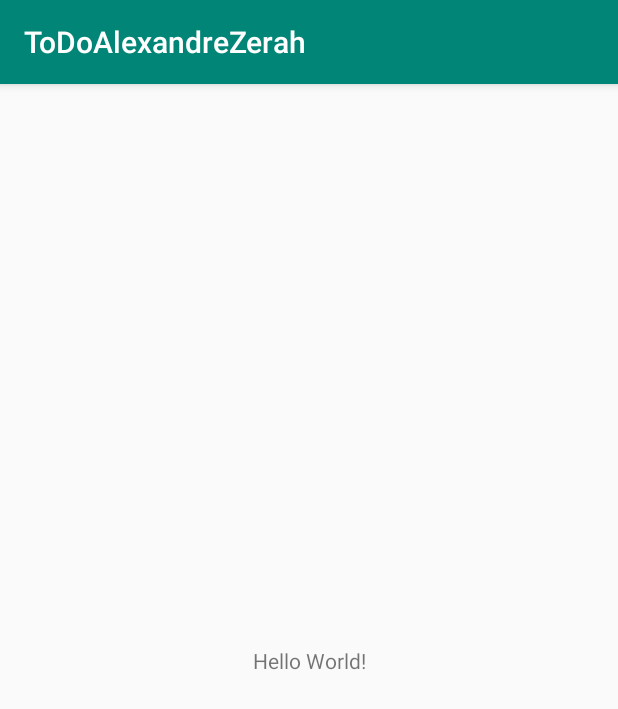
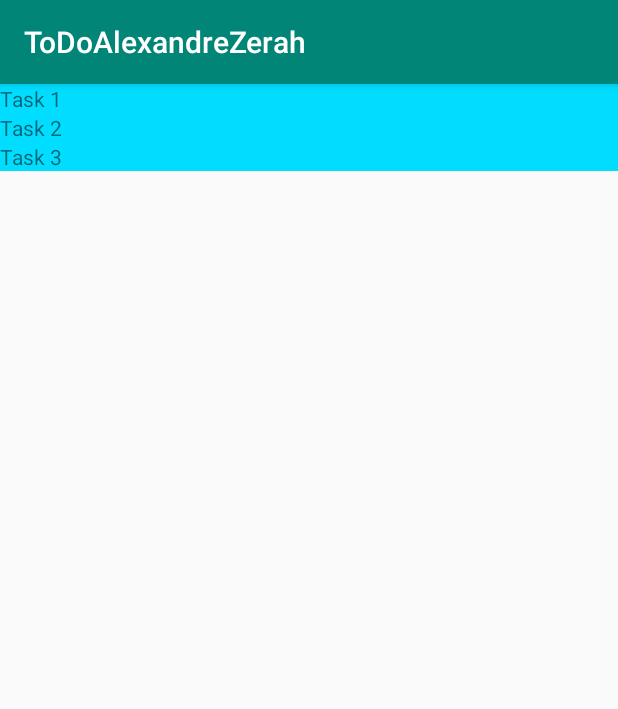
Before and after one commit to alexzerah/to-do-kotlin, an Android app: the screen it shows after launch (MainActivity), on a phone screen of 412 x 824 dp. Shown: the top 709 px of the screen. Run offline under Robolectric (Android 15) with nearby library versions, the phone set to English and light mode, and no system bars.

Commit message:
Add task view

```diff
--- a/app/build.gradle
+++ b/app/build.gradle
@@ -28,6 +28,7 @@ dependencies {
     implementation"org.jetbrains.kotlin:kotlin-stdlib-jdk7:$kotlin_version"
     implementation 'androidx.appcompat:appcompat:1.0.2'
     implementation 'androidx.core:core-ktx:1.0.2'
+    implementation "androidx.recyclerview:recyclerview:1.1.0"
     implementation 'androidx.constraintlayout:constraintlayout:1.1.3'
     testImplementation 'junit:junit:4.12'
     androidTestImplementation 'androidx.test.ext:junit:1.1.0'
--- /dev/null
+++ b/app/src/main/java/com/alexzerah/todo/tasklist/TaskListAdapter.kt
@@ -0,0 +1,33 @@
+package com.alexzerah.todo.tasklist
+
+import android.view.LayoutInflater
+import android.view.View
+import android.view.ViewGroup
+import androidx.recyclerview.widget.RecyclerView
+import com.alexzerah.todo.R
+import kotlinx.android.synthetic.main.item_task.view.*
+
+class TaskListAdapter(private val taskList: List<String>) :
+    RecyclerView.Adapter<TaskListAdapter.TaskViewHolder>() {
+
+    inner class TaskViewHolder(itemView: View) : RecyclerView.ViewHolder(itemView) {
+        fun bind(taskTitle: String) {
+            itemView.task_title.text = taskTitle
+        }
+    }
+
+    override fun onCreateViewHolder(parent: ViewGroup, viewType: Int): TaskViewHolder {
+        val itemView = LayoutInflater.from(parent.context).inflate(R.layout.item_task, parent, false)
+        return TaskViewHolder(itemView)
+    }
+
+    override fun getItemCount(): Int {
+        return taskList.size
+    }
+
+    override fun onBindViewHolder(holder: TaskViewHolder, position: Int) {
+        holder.bind(taskList[position])
+    }
+
+
+}
--- /dev/null
+++ b/app/src/main/java/com/alexzerah/todo/tasklist/TaskListFragment.kt
@@ -0,0 +1,30 @@
+package com.alexzerah.todo.tasklist
+
+import android.os.Bundle
+import android.view.LayoutInflater
+import android.view.View
+import android.view.ViewGroup
+import androidx.fragment.app.Fragment
+import androidx.recyclerview.widget.LinearLayoutManager
+import com.alexzerah.todo.R
+import kotlinx.android.synthetic.main.fragment_task_list.*
+
+class TaskListFragment : Fragment() {
+    override fun onCreateView(
+        inflater: LayoutInflater,
+        container: ViewGroup?,
+        savedInstanceState: Bundle?
+    ): View? {
+//        return super.onCreateView(inflater, container, savedInstanceState)
+        val rootView = inflater.inflate(R.layout.fragment_task_list, container, false)
+        return rootView
+    }
+
+    override fun onViewCreated(view: View, savedInstanceState: Bundle?) {
+        recycler_view.adapter = TaskListAdapter(taskList)
+        recycler_view.layoutManager = LinearLayoutManager(activity)
+    }
+
+    private val taskList = listOf("Task 1", "Task 2", "Task 3")
+
+}
--- a/app/src/main/res/layout/activity_main.xml
+++ b/app/src/main/res/layout/activity_main.xml
@@ -6,13 +6,14 @@
     android:layout_height="match_parent"
     tools:context=".MainActivity">
 
-    <TextView
-        android:layout_width="wrap_content"
-        android:layout_height="wrap_content"
-        android:text="Hello World!"
+    <fragment
+        android:name="com.alexzerah.todo.tasklist.TaskListFragment"
+        android:layout_width="0dp"
+        android:layout_height="0dp"
         app:layout_constraintBottom_toBottomOf="parent"
         app:layout_constraintLeft_toLeftOf="parent"
         app:layout_constraintRight_toRightOf="parent"
-        app:layout_constraintTop_toTopOf="parent" />
+        app:layout_constraintTop_toTopOf="parent"
+        android:id="@+id/fragment_list" />
 
 </androidx.constraintlayout.widget.ConstraintLayout>
--- /dev/null
+++ b/app/src/main/res/layout/fragment_task_list.xml
@@ -0,0 +1,12 @@
+<?xml version="1.0" encoding="utf-8"?>
+<LinearLayout xmlns:android="http://schemas.android.com/apk/res/android"
+    android:orientation="vertical"
+    android:layout_width="match_parent"
+    android:layout_height="match_parent">
+
+    <androidx.recyclerview.widget.RecyclerView
+        android:layout_width="match_parent"
+        android:id="@+id/recycler_view"
+        android:layout_height="match_parent"/>
+
+</LinearLayout>
--- /dev/null
+++ b/app/src/main/res/layout/item_task.xml
@@ -0,0 +1,12 @@
+<?xml version="1.0" encoding="utf-8"?>
+<LinearLayout xmlns:android="http://schemas.android.com/apk/res/android"
+    android:orientation="vertical" android:layout_width="match_parent"
+    android:layout_height="wrap_content">
+
+    <TextView
+        android:id="@+id/task_title"
+        android:background="@android:color/holo_blue_bright"
+        android:layout_width="match_parent"
+        android:layout_height="wrap_content" />
+
+</LinearLayout>
```
